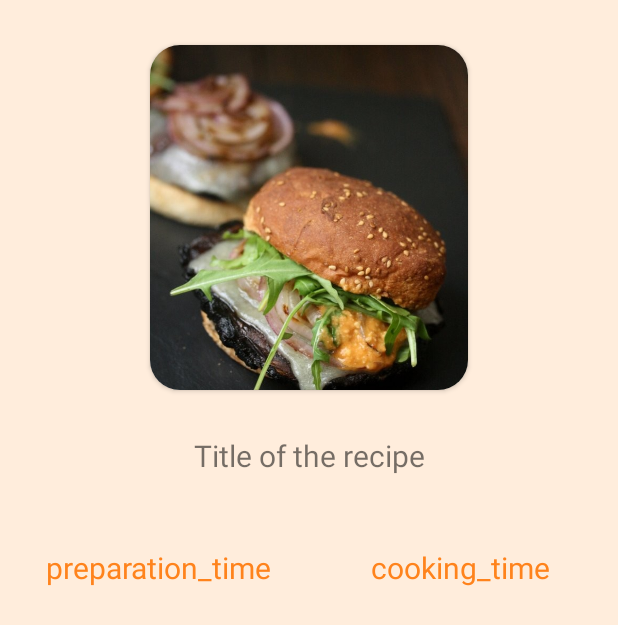
After one commit to pintertamas/feasty, an Android app: the DetailsScreen screen opened directly, with no data from a screen before it, on a phone screen of 412 x 824 dp. The commit adds this screen. Shown: the top 625 px of the screen. Run offline under Robolectric (Android 15) with nearby library versions, the phone set to English and light mode, and no system bars; our stand-ins replace Picasso; pictures from the network do not load; 8 statements that could not run were skipped.

```diff
--- a/app/src/main/AndroidManifest.xml
+++ b/app/src/main/AndroidManifest.xml
@@ -12,7 +12,7 @@
         android:supportsRtl="true"
         android:theme="@style/Theme.Feasty">
         <activity
-            android:name=".IngredientsScreen"
+            android:name=".DetailsScreen"
             android:exported="false" />
         <activity
             android:name=".SplashScreen"
--- /dev/null
+++ b/app/src/main/res/layout/activity_details.xml
@@ -0,0 +1,108 @@
+<?xml version="1.0" encoding="utf-8"?>
+<ScrollView xmlns:android="http://schemas.android.com/apk/res/android"
+    android:layout_width="fill_parent"
+    android:layout_height="fill_parent"
+    android:background="?attr/colorSecondaryVariant">
+
+    <androidx.constraintlayout.widget.ConstraintLayout xmlns:app="http://schemas.android.com/apk/res-auto"
+        xmlns:tools="http://schemas.android.com/tools"
+        android:layout_width="match_parent"
+        android:layout_height="wrap_content"
+        android:background="?attr/colorSecondaryVariant"
+        tools:context=".DetailsScreen">
+
+        <androidx.cardview.widget.CardView
+            android:id="@+id/image_card"
+            android:layout_width="match_parent"
+            android:layout_height="230sp"
+            android:layout_marginStart="100dp"
+            android:layout_marginTop="30dp"
+            android:layout_marginEnd="100dp"
+            android:layout_marginBottom="50dp"
+            android:elevation="10dp"
+            app:cardBackgroundColor="@color/white"
+            app:cardCornerRadius="20dp"
+            app:layout_constraintBottom_toTopOf="@+id/title"
+            app:layout_constraintLeft_toLeftOf="parent"
+            app:layout_constraintRight_toRightOf="parent"
+            app:layout_constraintStart_toStartOf="parent"
+            app:layout_constraintTop_toTopOf="parent">
+
+            <ImageView
+                android:id="@+id/recipe_image_card"
+                android:layout_width="match_parent"
+                android:layout_height="match_parent"
+                android:background="@drawable/image_view_with_rounded_border"
+                android:contentDescription="@string/image_of_the_recipe"
+                android:scaleType="centerCrop"
+                android:src="@drawable/food_image_sample">
+
+            </ImageView>
+        </androidx.cardview.widget.CardView>
+
+        <TextView
+            android:id="@+id/title"
+
+            android:layout_width="0dp"
+            android:layout_height="wrap_content"
+            android:layout_marginStart="10dp"
+            android:layout_marginTop="30dp"
+            android:layout_marginEnd="10dp"
+            android:text="@string/recipe_title"
+            android:textAlignment="center"
+            android:textSize="20sp"
+            app:layout_constraintEnd_toEndOf="parent"
+            app:layout_constraintStart_toStartOf="parent"
+            app:layout_constraintTop_toBottomOf="@+id/image_card" />
+
+        <TextView
+            android:id="@+id/ready_in_minutes"
+
+            android:layout_width="0dp"
+            android:layout_height="wrap_content"
+            android:layout_marginStart="10dp"
+            android:layout_marginTop="20dp"
+            android:layout_marginEnd="10dp"
+            android:text="@string/ready_in"
+            android:textAlignment="center"
+            android:textColor="?attr/colorOnPrimary"
+            android:textSize="20sp"
+            app:layout_constraintEnd_toEndOf="parent"
+            app:layout_constraintStart_toStartOf="parent"
+            app:layout_constraintTop_toBottomOf="@+id/title" />
+
+        <TextView
+            android:id="@+id/preparation_time"
+
+            android:layout_width="0dp"
+            android:layout_height="wrap_content"
+            android:layout_marginStart="10dp"
+            android:layout_marginEnd="10dp"
+            android:text="@string/preparation_time"
+            android:textAlignment="center"
+            android:textColor="?attr/colorOnPrimary"
+            android:textSize="20sp"
+            app:layout_constraintEnd_toStartOf="@+id/cookingTime"
+            app:layout_constraintHorizontal_bias="1.0"
+            app:layout_constraintStart_toStartOf="parent"
+            app:layout_constraintTop_toBottomOf="@+id/ready_in_minutes" />
+
+        <TextView
+            android:id="@+id/cookingTime"
+
+            android:layout_width="0dp"
+            android:layout_height="wrap_content"
+            android:layout_marginEnd="10dp"
+            android:text="@string/cooking_time"
+            android:textAlignment="center"
+            android:textColor="?attr/colorOnPrimary"
+            android:textSize="20sp"
+            app:layout_constraintEnd_toEndOf="parent"
+            app:layout_constraintHorizontal_bias="1.0"
+            app:layout_constraintStart_toEndOf="@+id/preparation_time"
+            app:layout_constraintTop_toBottomOf="@+id/ready_in_minutes" />
+
+
+
+    </androidx.constraintlayout.widget.ConstraintLayout>
+</ScrollView>
--- a/app/src/main/res/values/strings.xml
+++ b/app/src/main/res/values/strings.xml
@@ -6,4 +6,7 @@
     <string name="image_of_the_recipe">image of the recipe</string>
     <string name="recipe_title">Title of the recipe</string>
     <string name="ready_in">ready in minutes</string>
+    <string name="preparation_time">preparation_time</string>
+    <string name="cooking_time">cooking_time</string>
+    <string name="background_logo_16_percent_opacity">background image when the recycler view is empty</string>
 </resources>
```
Also changed, not shown: app/src/main/java/hu/bme/aut/feasty/DetailsScreen.kt (added, +55 -0 lines), app/src/main/java/hu/bme/aut/feasty/IngredientsScreen.kt (deleted, +0 -30 lines), app/src/main/java/hu/bme/aut/feasty/MainActivity.kt (+43 -7 lines), app/src/main/java/hu/bme/aut/feasty/adapter/RecipeListAdapter.kt (+9 -3 lines), app/src/main/java/hu/bme/aut/feasty/model/RecipeDetails.kt (+3 -4 lines), app/src/main/res/layout/activity_ingredients.xml (deleted, +0 -90 lines), app/src/main/res/layout/activity_main.xml (+19 -2 lines), app/src/main/res/drawable/logo_background_16percent.png (added).
